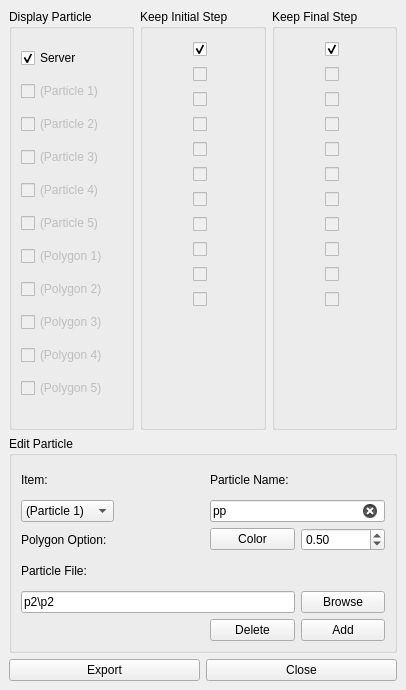
The window that QtClient/Panels/particlepanel.ui (CCSEPBVR/pbvr_client) describes before a commit, drawn with Qt 5.
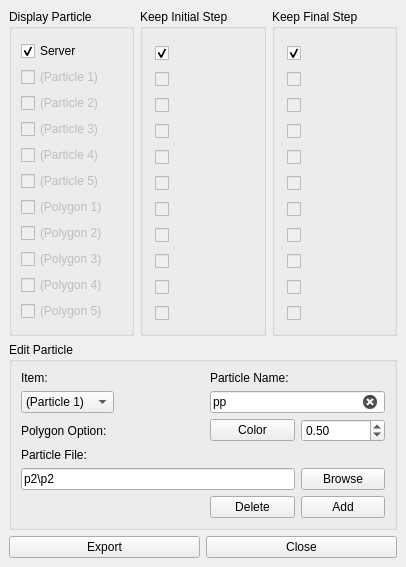
The same window after the commit.

```diff
--- a/QtClient/Panels/particlepanel.ui
+++ b/QtClient/Panels/particlepanel.ui
@@ -7,7 +7,7 @@
     <x>0</x>
     <y>0</y>
     <width>406</width>
-    <height>690</height>
+    <height>548</height>
    </rect>
   </property>
   <property name="windowTitle">
@@ -336,22 +336,22 @@
         </property>
         <layout class="QVBoxLayout" name="verticalLayout_5">
          <property name="spacing">
-          <number>10</number>
+          <number>-1</number>
          </property>
          <property name="sizeConstraint">
           <enum>QLayout::SetDefaultConstraint</enum>
          </property>
          <property name="leftMargin">
-          <number>50</number>
+          <number>12</number>
          </property>
          <property name="topMargin">
-          <number>13</number>
+          <number>12</number>
          </property>
          <property name="rightMargin">
           <number>12</number>
          </property>
          <property name="bottomMargin">
-          <number>120</number>
+          <number>3</number>
          </property>
          <item>
           <widget class="QCheckBox" name="keepInitial0">
@@ -482,16 +482,16 @@
         </property>
         <layout class="QVBoxLayout" name="verticalLayout">
          <property name="spacing">
-          <number>10</number>
+          <number>-1</number>
          </property>
          <property name="leftMargin">
-          <number>50</number>
+          <number>12</number>
          </property>
          <property name="topMargin">
-          <number>13</number>
+          <number>12</number>
          </property>
          <property name="bottomMargin">
-          <number>120</number>
+          <number>3</number>
          </property>
          <item>
           <widget class="QCheckBox" name="keepFinal0">
```
